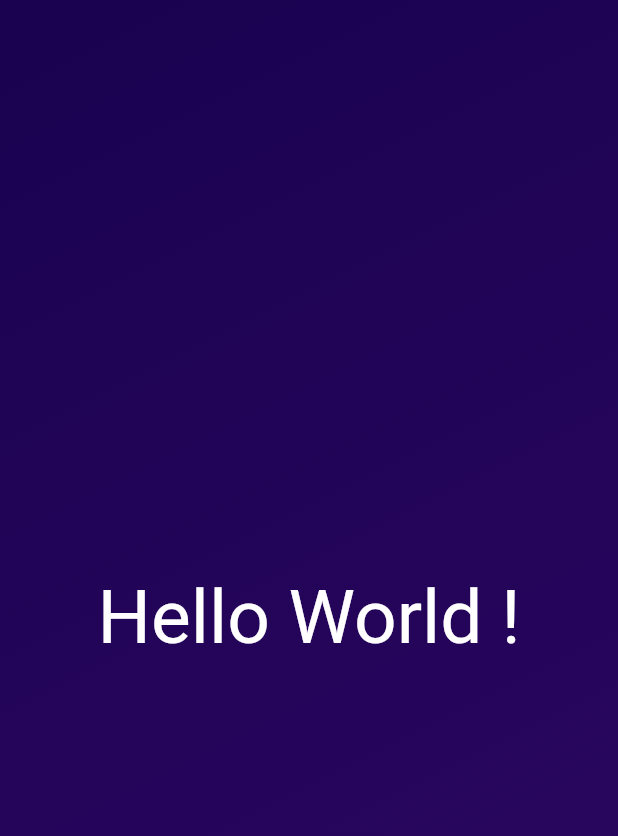
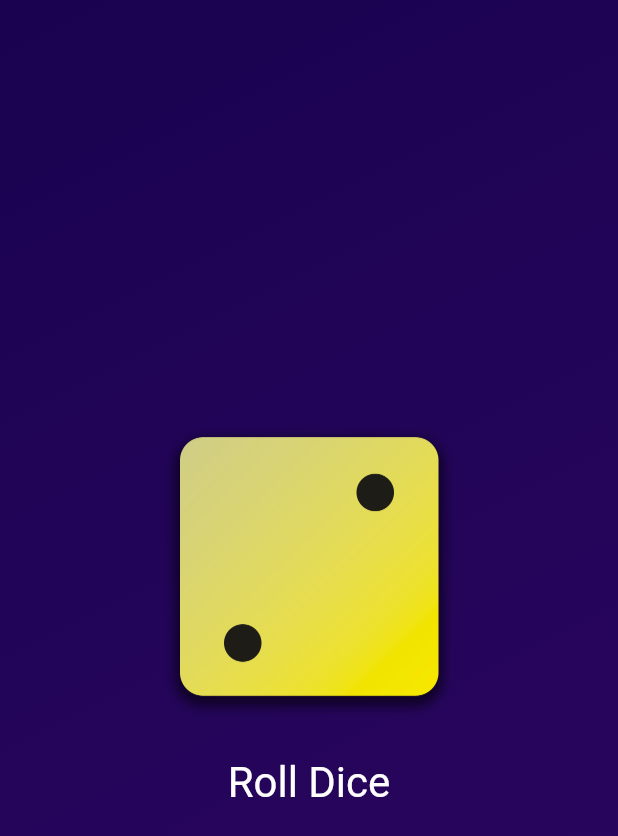
Before and after one commit to hackertruth/basic, a Flutter app: the screen it shows after launch, on a phone screen of 412 x 824 dp. Shown: the top 836 px of the screen. Run offline on Flutter 3.47's test engine with Material 2 defaults, Android fonts, the phone set to English and light mode, and no system bars.

Commit message:
Created dice_roller.dart file and completed the DICE ROLLER APP

```diff
--- /dev/null
+++ b/lib/dice_roller.dart
@@ -0,0 +1,57 @@
+import 'dart:math';
+
+import 'package:flutter/material.dart';
+
+
+final randomizer = Random();
+
+class DiceRoller extends StatefulWidget {
+  const DiceRoller ({super.key});
+
+  @override
+
+  State<DiceRoller> createState() {
+
+    return _DiceRollerState();
+  }
+}
+
+  class _DiceRollerState extends State<DiceRoller> {
+    var currentDiceRoll = 2 ;
+
+
+  void rollDice() {
+
+    setState(() {
+      currentDiceRoll = randomizer.nextInt(6) + 1;
+    });
+
+  }
+
+    @override
+    Widget build (context) {
+      return  Column(
+          mainAxisSize: MainAxisSize.min,
+          children: [
+            Image.asset(
+             'assets/dice-$currentDiceRoll.png',
+              width: 200,
+            ),
+            const SizedBox(height: 20,),
+            TextButton(
+              onPressed: rollDice,
+              style: TextButton.styleFrom(
+                // padding: const EdgeInsets.only(
+                //   top: 20,
+                // ),
+                foregroundColor: Colors.white,
+                textStyle: const TextStyle(
+                  fontSize: 28,
+                ),
+              ),
+              child: const Text('Roll Dice'),
+            ),
+          ],
+        );
+    }
+  }
--- a/lib/gradient_container.dart
+++ b/lib/gradient_container.dart
@@ -1,28 +1,36 @@
 import 'package:flutter/material.dart';
+import 'package:basic/dice_roller.dart';
+const startAlignment = Alignment.topLeft;
+const endAlignment = Alignment.bottomRight;
 
-import 'package:basic/style_text.dart';
+class GradientContainer extends StatefulWidget {
+  const GradientContainer(this.color1, this.color2, {super.key});
 
-var startAlignment = Alignment.topLeft;
-var endAlignment = Alignment.bottomRight;
-
-class GradientContainer extends StatelessWidget {
-  const GradientContainer(this.color1, this.color2, {super.key});
+  const GradientContainer.purple({super.key})
+      : color1 = Colors.deepPurple,
+        color2 = Colors.indigo;
 
   final Color color1;
   final Color color2;
+
+  @override
+  State<GradientContainer> createState() => _GradientContainerState();
+}
+
+class _GradientContainerState extends State<GradientContainer> {
 
   @override
   Widget build(context) {
     return Container(
       decoration: BoxDecoration(
         gradient: LinearGradient(
-          colors: [color1, color2],
+          colors: [widget.color1, widget.color2],
           begin: startAlignment,
           end: endAlignment,
         ),
       ),
-      child: const Center(
-        child: StyleText('Hello World !'),
+      child: Center(
+        child: DiceRoller (),
       ),
     );
   }
--- a/lib/main.dart
+++ b/lib/main.dart
@@ -4,7 +4,7 @@ import 'package:basic/gradient_container.dart';
 
 void main() {
   runApp(
-    const MaterialApp(
+     const MaterialApp(
         home: Scaffold(
       body: GradientContainer(
         Color.fromARGB(255, 26, 2, 80),
```
Also changed, not shown: pubspec.yaml (+7 -3 lines), assets/dice-1.png (added), assets/dice-2.png (added), assets/dice-3.png (added), assets/dice-4.png (added), assets/dice-5.png (added), assets/dice-6.png (added).
